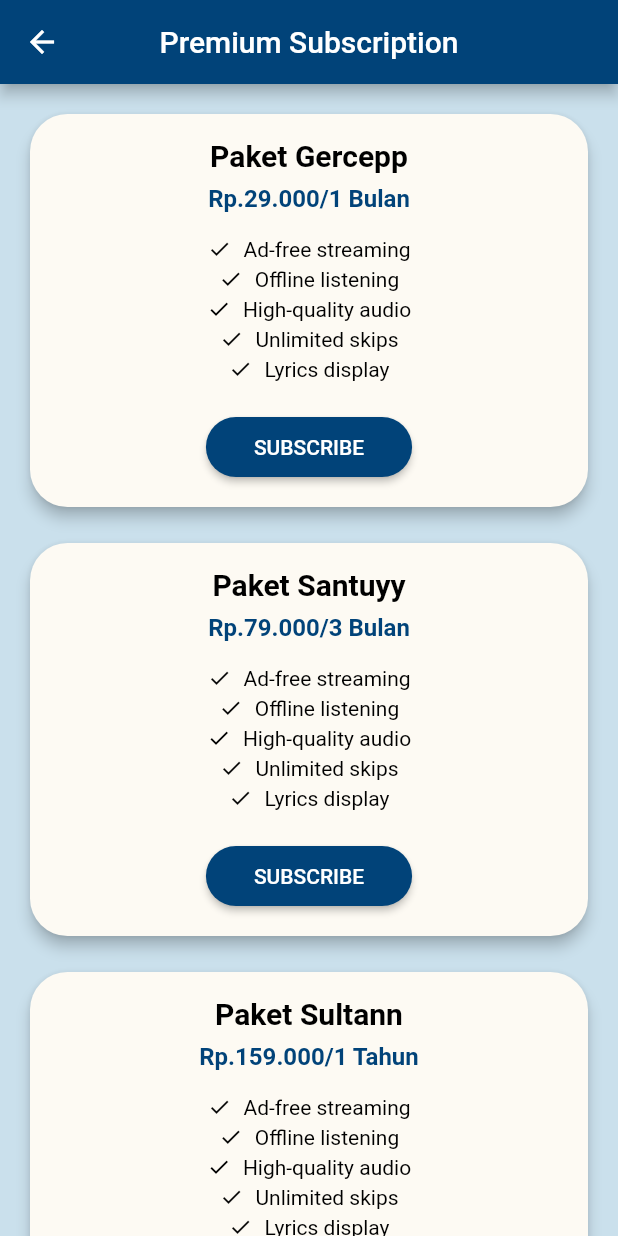
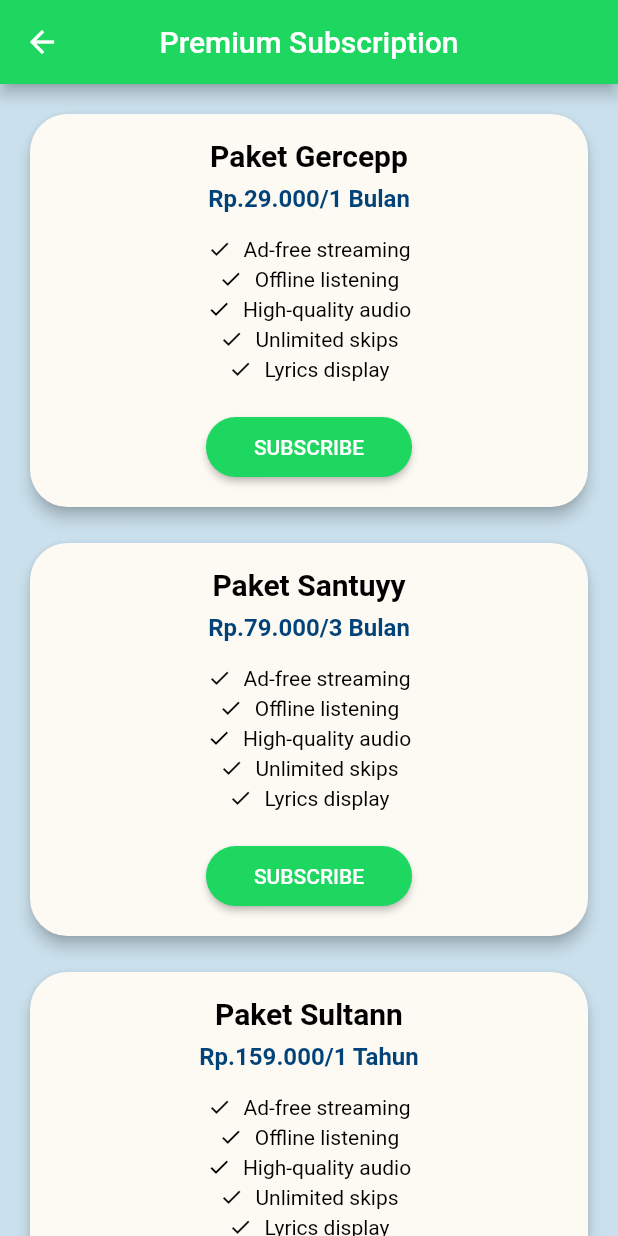
Before and after one commit to HansenTanio/Modify, a Flutter app: the screen it shows after launch, in the side drawer, after a tap on "Premium", on a phone screen of 412 x 824 dp. Run offline on Flutter 3.47's test engine with Material 2 defaults, Android fonts, the light colour scheme and no system bars; our stand-ins replace audioplayers, flutter_spinkit.

Commit message:
Mengubah Tema

```diff
--- a/lib/frontend/views/about.dart
+++ b/lib/frontend/views/about.dart
@@ -13,7 +13,6 @@ class _about extends State<about> {
       appBar: AppBar(
         title: const Text('About Us'),
         centerTitle: true,
-        backgroundColor: Color.fromARGB(255, 1, 67, 121),
       ),
       body: SingleChildScrollView(
         child: Container(
--- a/lib/frontend/views/favorit.dart
+++ b/lib/frontend/views/favorit.dart
@@ -16,7 +16,6 @@ class _lagufavorit extends State<lagufavorit> {
     return Scaffold(
       appBar: AppBar(
         title: Text('Favorite Songs'),
-        backgroundColor: Color.fromARGB(255, 1, 67, 121),
         centerTitle: true,
       ),
       body: Visibility(
--- a/lib/frontend/views/homepage.dart
+++ b/lib/frontend/views/homepage.dart
@@ -169,7 +169,6 @@ class _MyHomePageState extends State<MyHomePage> {
     return Scaffold(
       appBar: AppBar(
         title: const Text('HomePage'),
-        backgroundColor: Color.fromARGB(255, 1, 67, 121),
         centerTitle: true,
       ),
       drawer: Drawer(
@@ -181,9 +180,6 @@ class _MyHomePageState extends State<MyHomePage> {
               Container(
                 height: 100,
                 child: DrawerHeader(
-                  decoration: BoxDecoration(
-                    color: Color.fromARGB(255, 1, 67, 121),
-                  ),
                   child: Column(
                     mainAxisAlignment: MainAxisAlignment.center,
                     children: <Widget>[
@@ -201,7 +197,7 @@ class _MyHomePageState extends State<MyHomePage> {
               Card(
                 child: ListTile(
                   leading: Icon(Icons.star),
-                  iconColor: Colors.yellow,
+                  iconColor: Colors.white,
                   title: Text('Premium'),
                   onTap: () {
                     Navigator.push(context,
@@ -214,7 +210,7 @@ class _MyHomePageState extends State<MyHomePage> {
               Card(
                 child: ListTile(
                   leading: Icon(Icons.favorite),
-                  iconColor: Colors.red,
+                  iconColor: Colors.white,
                   title: Text('Favorite'),
                   onTap: () {
                     Navigator.push(context,
@@ -227,7 +223,7 @@ class _MyHomePageState extends State<MyHomePage> {
               Card(
                 child: ListTile(
                   leading: Icon(Icons.settings),
-                  iconColor: Colors.black,
+                  iconColor: Colors.white,
                   title: Text('Settings'),
                   onTap: () {
                     Navigator.push(context,
@@ -241,7 +237,7 @@ class _MyHomePageState extends State<MyHomePage> {
                 child: ListTile(
                   leading: Icon(Icons.contact_support),
                   title: Text('AboutUs'),
-                  iconColor: Colors.blueGrey,
+                  iconColor: Colors.white,
                   onTap: () {
                     Navigator.push(context,
                         MaterialPageRoute(builder: (context) {
@@ -253,7 +249,7 @@ class _MyHomePageState extends State<MyHomePage> {
               Card(
                 child: ListTile(
                   leading: Icon(Icons.logout),
-                  iconColor: Color.fromARGB(255, 1, 67, 121),
+                  iconColor: Colors.white,
                   title: Text('Logout'),
                   onTap: () {
                     _showLogoutConfirmationDialog();
@@ -288,13 +284,13 @@ class _MyHomePageState extends State<MyHomePage> {
               ),
             ),
             Container(
-              padding: EdgeInsets.all(16),
-              decoration: BoxDecoration(
-                color: Color.fromARGB(255, 1, 67, 121),
-              ),
+              padding: EdgeInsets.all(10),
               child: Text(
                 'Recommended',
-                style: TextStyle(color: Colors.white, fontSize: 18),
+                style: TextStyle(
+                    color: Colors.white,
+                    fontSize: 18,
+                    fontWeight: FontWeight.bold),
               ),
               width: double.infinity,
             ),
@@ -340,13 +336,13 @@ class _MyHomePageState extends State<MyHomePage> {
               ),
             ),
             Container(
-              padding: EdgeInsets.all(16),
-              decoration: BoxDecoration(
-                color: Color.fromARGB(255, 1, 67, 121),
-              ),
+              padding: EdgeInsets.all(10),
               child: Text(
                 'Top Chart',
-                style: TextStyle(color: Colors.white, fontSize: 18),
+                style: TextStyle(
+                    color: Colors.white,
+                    fontSize: 18,
+                    fontWeight: FontWeight.bold),
               ),
               width: double.infinity,
             ),
--- a/lib/frontend/views/login.dart
+++ b/lib/frontend/views/login.dart
@@ -76,7 +76,6 @@ class _LoginPageState extends State<LoginPage> {
       appBar: AppBar(
         centerTitle: true,
         title: Text('Login'),
-        backgroundColor: Color.fromARGB(255, 1, 67, 121),
         automaticallyImplyLeading: false,
       ),
       body: Container(
--- a/lib/frontend/views/premium.dart
+++ b/lib/frontend/views/premium.dart
@@ -14,7 +14,6 @@ class _premium extends State<Premium> {
       appBar: AppBar(
         title: Text('Premium Subscription'),
         centerTitle: true,
-        backgroundColor: Color.fromARGB(255, 1, 67, 121),
       ),
       body: SingleChildScrollView(
         child: Padding(
@@ -33,7 +32,7 @@ class _premium extends State<Premium> {
                   'Lyrics display',
                 ],
                 buttonText: 'SUBSCRIBE',
-                buttonColor: Color.fromARGB(255, 1, 67, 121),
+                buttonColor: Color.fromARGB(255, 30, 215, 96),
               ),
               SizedBox(height: 16.0),
               PremiumCard(
@@ -47,7 +46,7 @@ class _premium extends State<Premium> {
                   'Lyrics display',
                 ],
                 buttonText: 'SUBSCRIBE',
-                buttonColor: Color.fromARGB(255, 1, 67, 121),
+                buttonColor: Color.fromARGB(255, 30, 215, 96),
               ),
               SizedBox(height: 16.0),
               PremiumCard(
@@ -61,7 +60,7 @@ class _premium extends State<Premium> {
                   'Lyrics display',
                 ],
                 buttonText: 'SUBSCRIBE',
-                buttonColor: Color.fromARGB(255, 1, 67, 121),
+                buttonColor: Color.fromARGB(255, 30, 215, 96),
               ),
             ],
           ),
--- a/lib/frontend/views/register.dart
+++ b/lib/frontend/views/register.dart
@@ -130,7 +130,6 @@ class _RegisterState extends State<Register> {
       appBar: AppBar(
         centerTitle: true,
         title: Text('Sign Up'),
-        backgroundColor: Color.fromARGB(255, 1, 67, 121),
       ),
       body: Container(
         width: MediaQuery.of(context).size.width,
--- a/lib/frontend/views/setting.dart
+++ b/lib/frontend/views/setting.dart
@@ -30,7 +30,6 @@ class _SettingsScreenState extends State<SettingsScreen> {
     return Scaffold(
       appBar: AppBar(
         title: Text('Settings'),
-        backgroundColor: Color.fromARGB(255, 1, 67, 121),
       ),
       body: ListView(
         children: [
@@ -47,31 +46,6 @@ class _SettingsScreenState extends State<SettingsScreen> {
               trailing: Switch(
                 value: _notificationEnabled,
                 onChanged: _toggleNotification,
-              ),
-            ),
-          ),
-          Divider(),
-          Padding(
-            padding: const EdgeInsets.symmetric(vertical: 8.0),
-            child: ListTile(
-              leading: Icon(Icons.light_mode),
-              title: Text(
-                'Dark Mode',
-                style: TextStyle(
-                  color: Theme.of(context).textTheme.bodyText2!.color,
-                ),
-              ),
-              trailing: Switch(
-                value: darkModeEnabled,
-                onChanged: (bool value) {
-                  MyApp.themeNotifier.value =
-                      MyApp.themeNotifier.value == ThemeMode.light
-                          ? ThemeMode.dark
-                          : ThemeMode.light;
-                  setState(() {
-                    darkModeEnabled = value;
-                  });
-                },
               ),
             ),
           ),
--- a/lib/frontend/views/splash_screen.dart
+++ b/lib/frontend/views/splash_screen.dart
@@ -13,7 +13,7 @@ class SplashScreen extends StatefulWidget {
 class _SplashScreenState extends State<SplashScreen> {
   @override
   void initState() {
-    Future.delayed(Duration(seconds: 3), () {
+    Future.delayed(Duration(seconds: 0), () {
       Navigator.push(context, MaterialPageRoute(
         builder: (context) {
           return MyHomePage();
@@ -26,20 +26,20 @@ class _SplashScreenState extends State<SplashScreen> {
   @override
   Widget build(BuildContext context) {
     return Container(
-        decoration: BoxDecoration(
+      decoration: const BoxDecoration(
         gradient: LinearGradient(
           begin: Alignment.topCenter,
           end: Alignment.bottomCenter,
           colors: [
-              Colors.blue,
-              Color.fromARGB(255, 1, 70, 150),
+            Color.fromARGB(255, 30, 215, 96),
+            Colors.black,
           ], // Replace with your desired colors
         ),
       ),
       child: Column(
         mainAxisSize: MainAxisSize.max,
         mainAxisAlignment: MainAxisAlignment.center,
-          children: [
+        children: const [
           SpinKitWave(
             color: Color.fromARGB(255, 202, 224, 236),
             size: 150,
@@ -50,13 +50,16 @@ class _SplashScreenState extends State<SplashScreen> {
           Material(
             color: Colors.transparent,
             child: Text(
-                  'Music',
+              'Modify',
               style: TextStyle(
                 color: Colors.white,
-                      fontSize: 36,
-                      fontWeight: FontWeight.bold),
-                ))
+                fontSize: 45,
+                fontWeight: FontWeight.bold,
+              ),
+            ),
+          ),
         ],
-        ));
+      ),
+    );
   }
 }
--- a/lib/main.dart
+++ b/lib/main.dart
@@ -19,13 +19,13 @@ class MyApp extends StatelessWidget {
   Widget build(BuildContext context) {
     return ValueListenableBuilder<ThemeMode>(
       valueListenable: themeNotifier,
-      builder: (_, ThemeMode currentMode, __) {
+      builder: (_, ThemeMode darkmode, __) {
         return MaterialApp(
           debugShowCheckedModeBanner: false,
           title: 'Flutter Demo',
           theme: ThemeData.from(
             colorScheme: ColorScheme.fromSwatch().copyWith(
-              primary: Color.fromARGB(255, 1, 67, 121),
+              primary: Color.fromARGB(255, 30, 215, 96),
             ),
           ).copyWith(
             scaffoldBackgroundColor: Color.fromARGB(255, 202, 224, 236),
@@ -36,10 +36,7 @@ class MyApp extends StatelessWidget {
                 bodyText2: TextStyle(color: Colors.black)),
           ),
           darkTheme: ThemeData.dark(),
-          themeMode: currentMode,
-          home: const SplashScreen(
-
-          ),
+          home: const SplashScreen(),
         );
       },
     );
```
Also changed, not shown: assets/images/Modify.png (added). Lines whose indentation alone changed are shown as unchanged.
